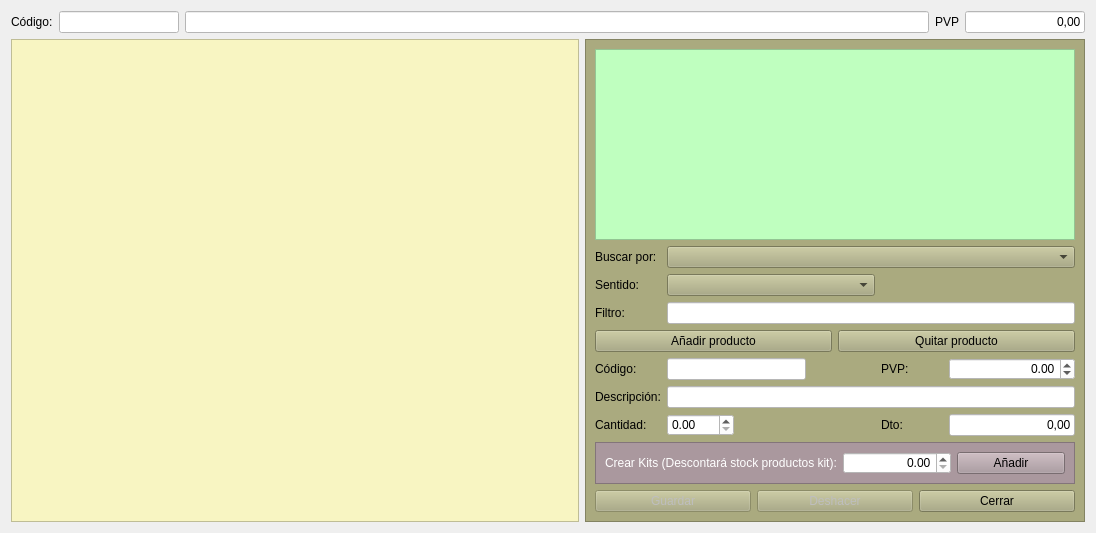
Before: the Qt Designer form Almacen/frmkit.ui in arcnexus/RedFoX, drawn with Qt 5.
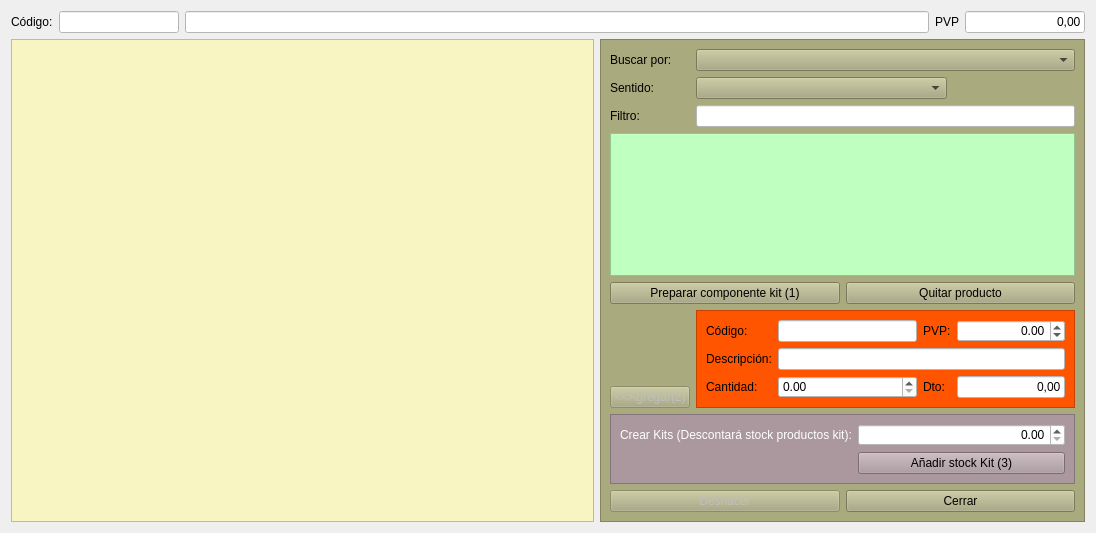
After: the same form once the commit is applied. Icons and pictures are not drawn.

The edit to the form file:
```diff
--- a/Almacen/frmkit.ui
+++ b/Almacen/frmkit.ui
@@ -96,7 +96,7 @@
     <widget class="QFrame" name="frame">
      <property name="maximumSize">
       <size>
-       <width>500</width>
+       <width>552</width>
        <height>16777215</height>
       </size>
      </property>
@@ -110,32 +110,8 @@
       <enum>QFrame::Raised</enum>
      </property>
      <layout class="QGridLayout" name="gridLayout">
-      <item row="10" column="4">
-       <widget class="QLabel" name="label_6">
-        <property name="text">
-         <string>Dto:</string>
-        </property>
-       </widget>
-      </item>
-      <item row="2" column="1" colspan="5">
-       <widget class="QComboBox" name="cboOrden"/>
-      </item>
-      <item row="13" column="0" colspan="6">
+      <item row="15" column="0" colspan="7">
        <layout class="QHBoxLayout" name="horizontalLayout">
-        <item>
-         <widget class="QPushButton" name="btnGuardar">
-          <property name="enabled">
-           <bool>false</bool>
-          </property>
-          <property name="text">
-           <string>Guardar</string>
-          </property>
-          <property name="icon">
-           <iconset resource="../maya.qrc">
-            <normaloff>:/Icons/PNG/Save.png</normaloff>:/Icons/PNG/Save.png</iconset>
-          </property>
-         </widget>
-        </item>
         <item>
          <widget class="QPushButton" name="btnDeshacer">
           <property name="enabled">
@@ -163,49 +139,68 @@
         </item>
        </layout>
       </item>
-      <item row="9" column="0">
-       <widget class="QLabel" name="label_5">
-        <property name="text">
-         <string>Descripción:</string>
-        </property>
-       </widget>
-      </item>
-      <item row="8" column="5">
-       <widget class="QDoubleSpinBox" name="spinPVP">
+      <item row="13" column="0" colspan="7">
+       <widget class="QFrame" name="frame_2">
         <property name="styleSheet">
-         <string notr="true">background-color: rgb(255, 255, 255);</string>
+         <string notr="true">background-color: rgb(170, 152, 158);</string>
         </property>
-        <property name="alignment">
-         <set>Qt::AlignRight|Qt::AlignTrailing|Qt::AlignVCenter</set>
+        <property name="frameShape">
+         <enum>QFrame::StyledPanel</enum>
         </property>
-        <property name="minimum">
-         <double>-10000000.000000000000000</double>
+        <property name="frameShadow">
+         <enum>QFrame::Raised</enum>
         </property>
-        <property name="maximum">
-         <double>1000000000.000000000000000</double>
-        </property>
+        <layout class="QGridLayout" name="gridLayout_4">
+         <item row="0" column="0">
+          <widget class="QLabel" name="label_11">
+           <property name="styleSheet">
+            <string notr="true">color: rgb(255, 255, 255);</string>
+           </property>
+           <property name="text">
+            <string>Crear Kits (Descontará stock productos kit):</string>
+           </property>
+          </widget>
+         </item>
+         <item row="0" column="1">
+          <widget class="QDoubleSpinBox" name="spinCant">
+           <property name="styleSheet">
+            <string notr="true">background-color: rgb(255, 255, 255);</string>
+           </property>
+           <property name="alignment">
+            <set>Qt::AlignRight|Qt::AlignTrailing|Qt::AlignVCenter</set>
+           </property>
+          </widget>
+         </item>
+         <item row="1" column="1">
+          <widget class="QPushButton" name="btnAnadirKits">
+           <property name="text">
+            <string>Añadir stock Kit (3)</string>
+           </property>
+           <property name="icon">
+            <iconset resource="../maya.qrc">
+             <normaloff>:/Icons/PNG/add.png</normaloff>:/Icons/PNG/add.png</iconset>
+           </property>
+          </widget>
+         </item>
+        </layout>
        </widget>
       </item>
-      <item row="4" column="1" colspan="5">
-       <widget class="QLineEdit" name="txtBuscar">
-        <property name="styleSheet">
-         <string notr="true">background-color: rgb(255, 255, 255);</string>
+      <item row="11" column="0">
+       <widget class="QPushButton" name="btnGuardar">
+        <property name="enabled">
+         <bool>false</bool>
         </property>
-       </widget>
-      </item>
-      <item row="10" column="0">
-       <widget class="QLabel" name="label_3">
         <property name="text">
-         <string>Cantidad:</string>
+         <string>&lt;&lt;Agregar(2)</string>
         </property>
        </widget>
       </item>
-      <item row="5" column="0" colspan="6">
+      <item row="6" column="0" colspan="7">
        <layout class="QHBoxLayout" name="horizontalLayout_2">
         <item>
          <widget class="QPushButton" name="btnAnadir">
           <property name="text">
-           <string>Añadir producto</string>
+           <string>Preparar componente kit (1)</string>
           </property>
           <property name="icon">
            <iconset resource="../maya.qrc">
@@ -226,42 +221,7 @@
         </item>
        </layout>
       </item>
-      <item row="9" column="1" colspan="5">
-       <widget class="QLineEdit" name="txtDescripcion">
-        <property name="styleSheet">
-         <string notr="true">background-color: rgb(255, 255, 255);</string>
-        </property>
-       </widget>
-      </item>
-      <item row="8" column="4">
-       <widget class="QLabel" name="label_9">
-        <property name="text">
-         <string>PVP:</string>
-        </property>
-       </widget>
-      </item>
-      <item row="2" column="0">
-       <widget class="QLabel" name="label_2">
-        <property name="text">
-         <string>Buscar por:</string>
-        </property>
-       </widget>
-      </item>
-      <item row="8" column="0">
-       <widget class="QLabel" name="label_4">
-        <property name="text">
-         <string>Código:</string>
-        </property>
-       </widget>
-      </item>
-      <item row="10" column="1">
-       <widget class="QDoubleSpinBox" name="spinCantidad">
-        <property name="styleSheet">
-         <string notr="true">background-color: rgb(255, 255, 255);</string>
-        </property>
-       </widget>
-      </item>
-      <item row="1" column="0" colspan="6">
+      <item row="5" column="0" colspan="7">
        <widget class="QTableView" name="tabla_buscar">
         <property name="styleSheet">
          <string notr="true">background-color: rgb(191, 255, 191);
@@ -281,23 +241,128 @@
         </attribute>
        </widget>
       </item>
-      <item row="4" column="0">
-       <widget class="QLabel" name="label">
-        <property name="text">
-         <string>Filtro:</string>
+      <item row="9" column="1" rowspan="3" colspan="6">
+       <widget class="QFrame" name="frame_3">
+        <property name="styleSheet">
+         <string notr="true">background-color: rgb(255, 85, 0);</string>
         </property>
+        <property name="frameShape">
+         <enum>QFrame::StyledPanel</enum>
+        </property>
+        <property name="frameShadow">
+         <enum>QFrame::Raised</enum>
+        </property>
+        <layout class="QGridLayout" name="gridLayout_5">
+         <item row="1" column="1" colspan="3">
+          <widget class="QLineEdit" name="txtDescripcion">
+           <property name="styleSheet">
+            <string notr="true">background-color: rgb(255, 255, 255);</string>
+           </property>
+          </widget>
+         </item>
+         <item row="0" column="2">
+          <widget class="QLabel" name="label_9">
+           <property name="text">
+            <string>PVP:</string>
+           </property>
+          </widget>
+         </item>
+         <item row="0" column="1">
+          <widget class="QLineEdit" name="txtCodigo">
+           <property name="minimumSize">
+            <size>
+             <width>139</width>
+             <height>0</height>
+            </size>
+           </property>
+           <property name="styleSheet">
+            <string notr="true">background-color: rgb(255, 255, 255);</string>
+           </property>
+          </widget>
+         </item>
+         <item row="1" column="0">
+          <widget class="QLabel" name="label_5">
+           <property name="text">
+            <string>Descripción:</string>
+           </property>
+          </widget>
+         </item>
+         <item row="0" column="0">
+          <widget class="QLabel" name="label_4">
+           <property name="text">
+            <string>Código:</string>
+           </property>
+          </widget>
+         </item>
+         <item row="0" column="3">
+          <widget class="QDoubleSpinBox" name="spinPVP">
+           <property name="styleSheet">
+            <string notr="true">background-color: rgb(255, 255, 255);</string>
+           </property>
+           <property name="alignment">
+            <set>Qt::AlignRight|Qt::AlignTrailing|Qt::AlignVCenter</set>
+           </property>
+           <property name="minimum">
+            <double>-10000000.000000000000000</double>
+           </property>
+           <property name="maximum">
+            <double>1000000000.000000000000000</double>
+           </property>
+          </widget>
+         </item>
+         <item row="2" column="0">
+          <widget class="QLabel" name="label_3">
+           <property name="text">
+            <string>Cantidad:</string>
+           </property>
+          </widget>
+         </item>
+         <item row="2" column="1">
+          <widget class="QDoubleSpinBox" name="spinCantidad">
+           <property name="styleSheet">
+            <string notr="true">background-color: rgb(255, 255, 255);</string>
+           </property>
+          </widget>
+         </item>
+         <item row="2" column="2">
+          <widget class="QLabel" name="label_6">
+           <property name="text">
+            <string>Dto:</string>
+           </property>
+          </widget>
+         </item>
+         <item row="2" column="3">
+          <widget class="QLineEdit" name="txtDto">
+           <property name="minimumSize">
+            <size>
+             <width>73</width>
+             <height>0</height>
+            </size>
+           </property>
+           <property name="maximumSize">
+            <size>
+             <width>126</width>
+             <height>16777215</height>
+            </size>
+           </property>
+           <property name="styleSheet">
+            <string notr="true">background-color: rgb(255, 255, 255);</string>
+           </property>
+           <property name="text">
+            <string>0,00</string>
+           </property>
+           <property name="alignment">
+            <set>Qt::AlignRight|Qt::AlignTrailing|Qt::AlignVCenter</set>
+           </property>
+          </widget>
+         </item>
+        </layout>
        </widget>
       </item>
-      <item row="8" column="1" colspan="2">
-       <widget class="QLineEdit" name="txtCodigo">
-        <property name="minimumSize">
-         <size>
-          <width>139</width>
-          <height>0</height>
-         </size>
-        </property>
-        <property name="styleSheet">
-         <string notr="true">background-color: rgb(255, 255, 255);</string>
+      <item row="2" column="0">
+       <widget class="QLabel" name="label_2">
+        <property name="text">
+         <string>Buscar por:</string>
         </property>
        </widget>
       </item>
@@ -308,75 +373,25 @@
         </property>
        </widget>
       </item>
-      <item row="3" column="1" colspan="3">
+      <item row="4" column="0">
+       <widget class="QLabel" name="label">
+        <property name="text">
+         <string>Filtro:</string>
+        </property>
+       </widget>
+      </item>
+      <item row="4" column="1" colspan="6">
+       <widget class="QLineEdit" name="txtBuscar">
+        <property name="styleSheet">
+         <string notr="true">background-color: rgb(255, 255, 255);</string>
+        </property>
+       </widget>
+      </item>
+      <item row="3" column="1" colspan="4">
        <widget class="QComboBox" name="cboSentido"/>
       </item>
-      <item row="10" column="5">
-       <widget class="QLineEdit" name="txtDto">
-        <property name="minimumSize">
-         <size>
-          <width>73</width>
-          <height>0</height>
-         </size>
-        </property>
-        <property name="maximumSize">
-         <size>
-          <width>126</width>
-          <height>16777215</height>
-         </size>
-        </property>
-        <property name="styleSheet">
-         <string notr="true">background-color: rgb(255, 255, 255);</string>
-        </property>
-        <property name="text">
-         <string>0,00</string>
-        </property>
-        <property name="alignment">
-         <set>Qt::AlignRight|Qt::AlignTrailing|Qt::AlignVCenter</set>
-        </property>
-       </widget>
-      </item>
-      <item row="11" column="0" colspan="6">
-       <widget class="QFrame" name="frame_2">
-        <property name="styleSheet">
-         <string notr="true">background-color: rgb(170, 152, 158);</string>
-        </property>
-        <property name="frameShape">
-         <enum>QFrame::StyledPanel</enum>
-        </property>
-        <property name="frameShadow">
-         <enum>QFrame::Raised</enum>
-        </property>
-        <layout class="QHBoxLayout" name="horizontalLayout_3">
-         <item>
-          <widget class="QLabel" name="label_11">
-           <property name="styleSheet">
-            <string notr="true">color: rgb(255, 255, 255);</string>
-           </property>
-           <property name="text">
-            <string>Crear Kits (Descontará stock productos kit):</string>
-           </property>
-          </widget>
-         </item>
-         <item>
-          <widget class="QDoubleSpinBox" name="spinCant">
-           <property name="styleSheet">
-            <string notr="true">background-color: rgb(255, 255, 255);</string>
-           </property>
-           <property name="alignment">
-            <set>Qt::AlignRight|Qt::AlignTrailing|Qt::AlignVCenter</set>
-           </property>
-          </widget>
-         </item>
-         <item>
-          <widget class="QPushButton" name="btnAnadirKits">
-           <property name="text">
-            <string>Añadir</string>
-           </property>
-          </widget>
-         </item>
-        </layout>
-       </widget>
+      <item row="2" column="1" colspan="6">
+       <widget class="QComboBox" name="cboOrden"/>
       </item>
      </layout>
     </widget>
```
Left out of the diff: 127 changed lines with no effect on the pictures.
